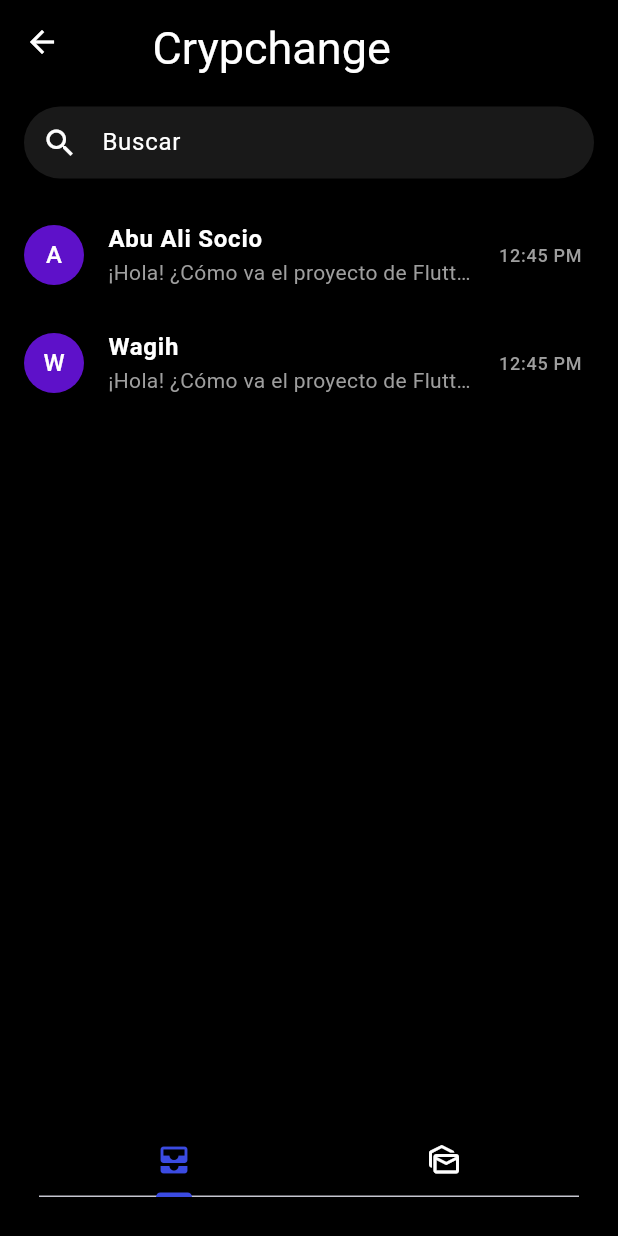
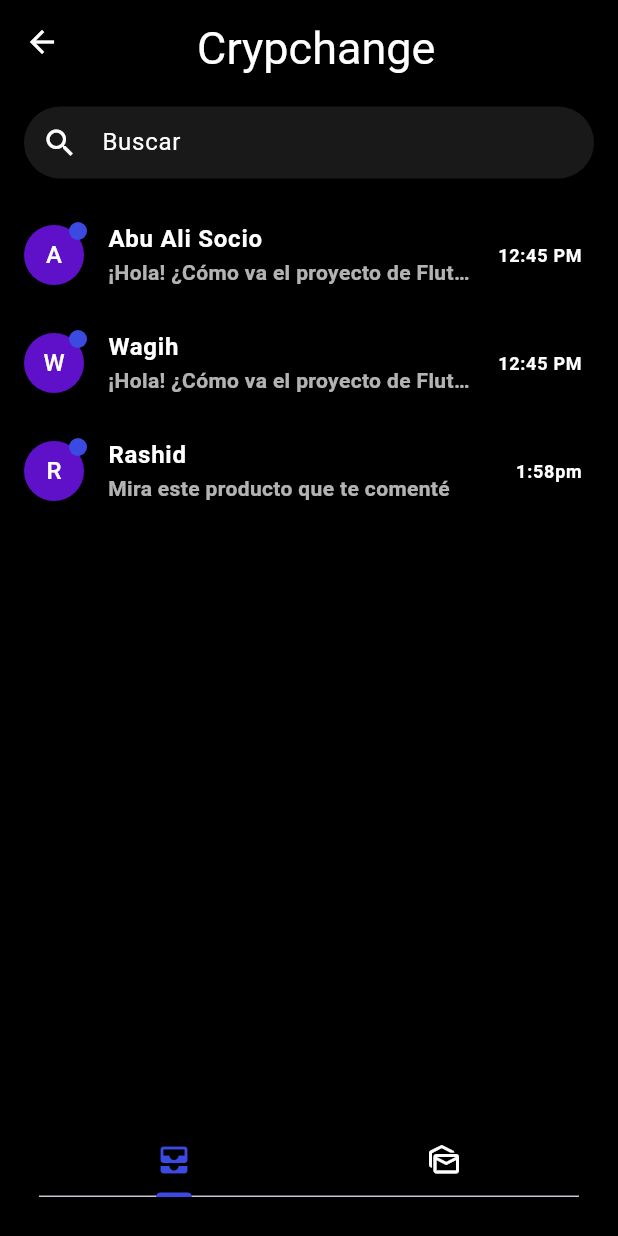
Before and after one commit to josedmagdalenod/flutter, a Flutter app: the ListaChatsScreen screen opened directly, on a phone screen of 412 x 824 dp. Run offline on Flutter 3.47's test engine with Material 3 defaults, Android fonts, the phone set to English and light mode, and no system bars; network calls fail.

Commit message:
nueva idea

```diff
--- a/lib/lista_wa.dart
+++ b/lib/lista_wa.dart
@@ -8,8 +8,7 @@ class ListaChatsScreen extends StatefulWidget {
   @override
   State<ListaChatsScreen> createState() => _ListaChatsScreenState();
 }
-  // Widget build(BuildContext context) {
-    // Lista de datos de ejemplo para los chats
+
 class _ListaChatsScreenState extends State<ListaChatsScreen> {
   final List<Map<String, String>> _chatsOriginales = [
     {
@@ -17,63 +16,115 @@ class ListaChatsScreen extends StatefulWidget {
       'message': '¡Hola! ¿Cómo va el proyecto de Flutter?',
       'time': '12:45 PM',
       'avatar': 'https://via.placeholder.com/150',
+      'leido': 'false',
     },
     {
       'name': 'Wagih',
       'message': '¡Hola! ¿Cómo va el proyecto de Flutter?',
       'time': '12:45 PM',
       'avatar': 'https://via.placeholder.com/150',
+      'leido': 'false',
     },
-      // Puedes descomentar o agregar más chats aquí
+    {
+      'name': 'Rashid',
+      'message': 'Mira este producto que te comenté',
+      'time': '1:58pm',
+      'avatar': 'https://via.placeholder.com/150',
+      'leido': 'false',
+    },
   ];
-    // lista dinamica que cambia en el tiempo real al escribir
+
   List<Map<String, String>> _chatsFiltrados = [];
+  String _ultimaBusqueda = '';
+
   @override
-    void initState () {
+  void initState() {
     super.initState();
-      _chatsFiltrados = _chatsOriginales; // al arrancar muestra todos
+    _chatsFiltrados = _chatsOriginales;
   }
 
-    // Funcion que usa la clase FiltroChats para actualizar la vista
-    void _filtrarBusqueda(String query){
+  void _filtrarBusqueda(String query) {
+    _ultimaBusqueda = query;
     setState(() {
       _chatsFiltrados = FiltroChats.aplicar(_chatsOriginales, query);
     });
   }
 
-    // Widget para construir la lista de chats usando _chatsFiltrados
+  Widget buildChatList({bool onlyUnread = false}) {
+    final List<Map<String, String>> mostrados = onlyUnread
+        ? _chatsFiltrados.where((c) => c['leido'] == 'false').toList()
+        : _chatsFiltrados;
 
-    Widget buildChatList(){
+    if (mostrados.isEmpty) {
+      return const Center(child: Icon(Icons.mark_as_unread, color: Colors.white, size: 48));
+    }
+
     return ListView.builder(
-        itemCount: _chatsFiltrados.length,
+      itemCount: mostrados.length,
       itemBuilder: (context, index) {
-         final chat = _chatsFiltrados[index];
+        final chat = mostrados[index];
+        final bool unread = chat['leido'] == 'false';
+
         return ListTile(
-          leading: CircleAvatar(
+          leading: Stack(
+            clipBehavior: Clip.none,
+            children: [
+              CircleAvatar(
                 backgroundColor: const Color.fromARGB(255, 94, 17, 201),
                 child: Text(
                   chat['name']![0],
                   style: const TextStyle(color: Colors.white),
                 ),
               ),
+              if (unread)
+                Positioned(
+                  right: -2,
+                  top: -2,
+                  child: Container(
+                    width: 12,
+                    height: 12,
+                    decoration: const BoxDecoration(
+                      color: Color.fromARGB(255, 59, 75, 226),
+                      shape: BoxShape.circle,
+                    ),
+                  ),
+                ),
+            ],
+          ),
           title: Text(
             chat['name']!,
-            style: const TextStyle(
+            style: TextStyle(
               color: Colors.white,
-              fontWeight: FontWeight.bold,
+              fontWeight: unread ? FontWeight.bold : FontWeight.normal,
             ),
           ),
           subtitle: Text(
             chat['message']!,
-            style: const TextStyle(color: Colors.grey),
+            style: TextStyle(
+              color: unread ? Colors.white70 : Colors.grey,
+              fontWeight: unread ? FontWeight.w600 : FontWeight.normal,
+            ),
             maxLines: 1,
             overflow: TextOverflow.ellipsis,
           ),
           trailing: Text(
-            chat ['time']!,
-            style: const TextStyle(color: Colors.grey, fontSize: 12),
+            chat['time']!,
+            style: TextStyle(
+              color: unread ? Colors.white : Colors.grey,
+              fontSize: 12,
+              fontWeight: unread ? FontWeight.bold : FontWeight.normal,
+            ),
           ),
           onTap: () {
+            // Marcar como leído en la lista original (por si _chatsFiltrados es copia)
+            for (var orig in _chatsOriginales) {
+              if (orig['name'] == chat['name']) {
+                orig['leido'] = 'true';
+              }
+            }
+            // Reaplicar filtro actual para actualizar vistas
+            _filtrarBusqueda(_ultimaBusqueda);
+
             Navigator.push(
               context,
               MaterialPageRoute(
@@ -89,15 +140,15 @@ class ListaChatsScreen extends StatefulWidget {
   }
 
   @override
-    Widget build(BuildContext context){
+  Widget build(BuildContext context) {
     return DefaultTabController(
       length: 2,
       child: Scaffold(
         backgroundColor: const Color.fromARGB(255, 0, 0, 0),
-          appBar:  AppBar(
+        appBar: AppBar(
           title: const Padding(
             padding: EdgeInsets.only(top: 8.0),
-              child: Text('    Crypchange'),
+            child: Text('        Crypchange'),
           ),
           titleTextStyle: const TextStyle(
             color: Colors.white,
@@ -108,7 +159,6 @@ class ListaChatsScreen extends StatefulWidget {
         ),
         body: Column(
           children: [
-              //el buscador donde conectamos el evento onChanged
             Padding(
               padding: const EdgeInsets.symmetric(horizontal: 16.0, vertical: 15.0),
               child: TextField(
@@ -117,7 +167,7 @@ class ListaChatsScreen extends StatefulWidget {
                 decoration: InputDecoration(
                   hintText: 'Buscar',
                   hintStyle: const TextStyle(color: Colors.white),
-                    prefixIcon: const Icon(Icons.search, color: Colors.white,),
+                  prefixIcon: const Icon(Icons.search, color: Colors.white),
                   filled: true,
                   fillColor: const Color.fromARGB(255, 25, 25, 25),
                   contentPadding: const EdgeInsets.symmetric(vertical: 0.8000),
@@ -131,8 +181,8 @@ class ListaChatsScreen extends StatefulWidget {
             Expanded(
               child: TabBarView(
                 children: [
-                    buildChatList(),
-                    const Center(child: Icon(Icons.mark_as_unread, color: Colors.white, size: 50)),
+                  buildChatList(onlyUnread: false), // todos los chats
+                  buildChatList(onlyUnread: true),  // solo no leídos
                 ],
               ),
             ),
@@ -156,115 +206,4 @@ class ListaChatsScreen extends StatefulWidget {
       ),
     );
   }
-    // Widget para la lista de chats de la primera pestaña
-  //   Widget buildChatList() {
-  //     return ListView.builder(
-  //       itemCount: chats.length,
-  //       itemBuilder: (context, index) {
-  //         final chat = chats[index];
-  //         return ListTile(
-  //           leading: CircleAvatar(
-  //             backgroundColor: const Color.fromARGB(255, 94, 17, 201),
-  //             child: Text(
-  //               chat['name']![0],
-  //               style: const TextStyle(color: Colors.white),
-  //             ),
-  //           ),
-  //           title: Text(
-  //             chat['name']!,
-  //             style: const TextStyle(
-  //               color: Colors.white,
-  //               fontWeight: FontWeight.bold,
-  //             ),
-  //           ),
-  //           subtitle: Text(
-  //             chat['message']!,
-  //             style: const TextStyle(color: Colors.grey),
-  //             maxLines: 1,
-  //             overflow: TextOverflow.ellipsis,
-  //           ),
-  //           trailing: Text(
-  //             chat['time']!,
-  //             style: const TextStyle(color: Colors.grey, fontSize: 12),
-  //           ),
-  //           onTap: () {
-  //             Navigator.push(
-  //               context,
-  //               MaterialPageRoute(
-  //                 builder: (context) => ChatDetailScreen(
-  //                   contactName: chat['name']!,
-  //                 ),
-  //               ),
-  //             );
-  //           },
-  //         );
-  //       },
-  //     );
-  //   }
-
-  //   return DefaultTabController(
-  //     length: 2,
-  //     child: Scaffold(
-  //       backgroundColor: const Color.fromARGB(255, 0, 0, 0),
-  //       appBar: AppBar(
-  //         title: const Padding(
-  //           padding: EdgeInsets.only(top: 8.0),
-  //           child: Text('        Crypchange'),
-  //         ),
-  //         titleTextStyle: const TextStyle(
-  //           color: Colors.white,
-  //           fontSize: 30.0,
-  //         ),
-  //         backgroundColor: const Color.fromARGB(255, 0, 0, 0),
-  //         iconTheme: const IconThemeData(color: Colors.white),
-  //       ),
-  //       // Colocamos el buscador en el cuerpo principal para que sea fijo en todas las pestañas
-  //       body: Column(
-  //         children: [
-  //           Padding(
-  //             padding: const EdgeInsets.symmetric(horizontal: 16.0, vertical: 15.0),
-  //              child: TextField(
-  //               style: const TextStyle(color: Colors.white),
-  //               decoration: InputDecoration(
-  //                 hintText: 'Buscar',
-  //                 hintStyle: const TextStyle(color: Colors.white),
-  //                 prefixIcon: const Icon(Icons.search, color: Colors.white),
-  //                 filled: true,
-  //                 fillColor: const Color.fromARGB(255, 25, 25, 25),
-  //                 contentPadding: const EdgeInsets.symmetric(vertical: 0.8000),
-  //                 border: OutlineInputBorder(
-  //                   borderRadius: BorderRadius.circular(25.0),
-  //                   borderSide: BorderSide.none,
-  //                 ),
-  //               ),
-  //             ),
-  //           ),
-  //           Expanded(
-  //             child: TabBarView(
-  //               children: [
-  //                 buildChatList(), // Pestaña 1: Lista de chats
-  //                 const Center(child: Icon(Icons.mark_as_unread, color: Colors.white, size: 50)), // Pestaña 2
-  //               ],
-  //             ),
-  //           ),
-  //         ],
-  //       ),
-  //       bottomNavigationBar: Padding(
-  //         padding: const EdgeInsets.all(26.0),
-  //         child: Container(
-  //           color: const Color.fromARGB(255, 0, 0, 0),
-  //           child: const TabBar(
-  //             tabs: [
-  //               Tab(icon: Icon(Icons.all_inbox)),
-  //               Tab(icon: Icon(Icons.mark_as_unread_outlined)),
-  //             ],
-  //             labelColor: Color.fromARGB(255, 59, 75, 226),
-  //             unselectedLabelColor: Colors.white,
-  //             indicatorColor: Color.fromARGB(255, 59, 75, 226),
-  //           ),
-  //         ),
-  //       ),
-  //     ),
-  //   );
-  // }
 }
```
Also changed, not shown: lib/detalle.dart (+112 -52 lines), package-lock.json, 1 other file. Lines whose indentation alone changed are shown as unchanged.
